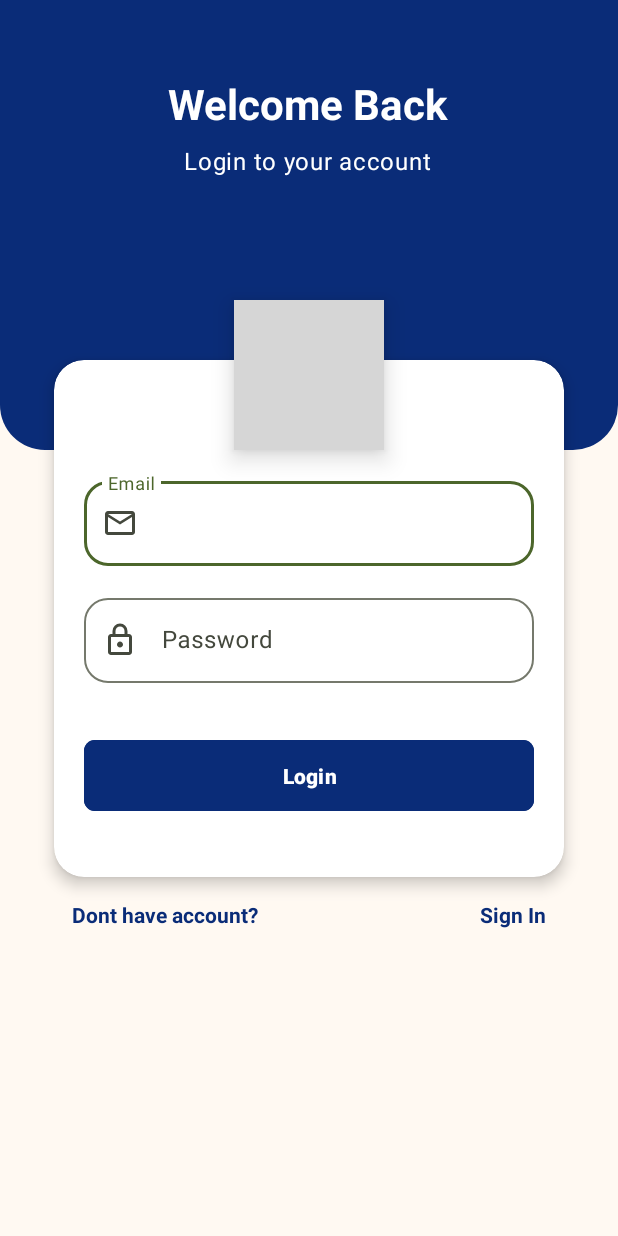
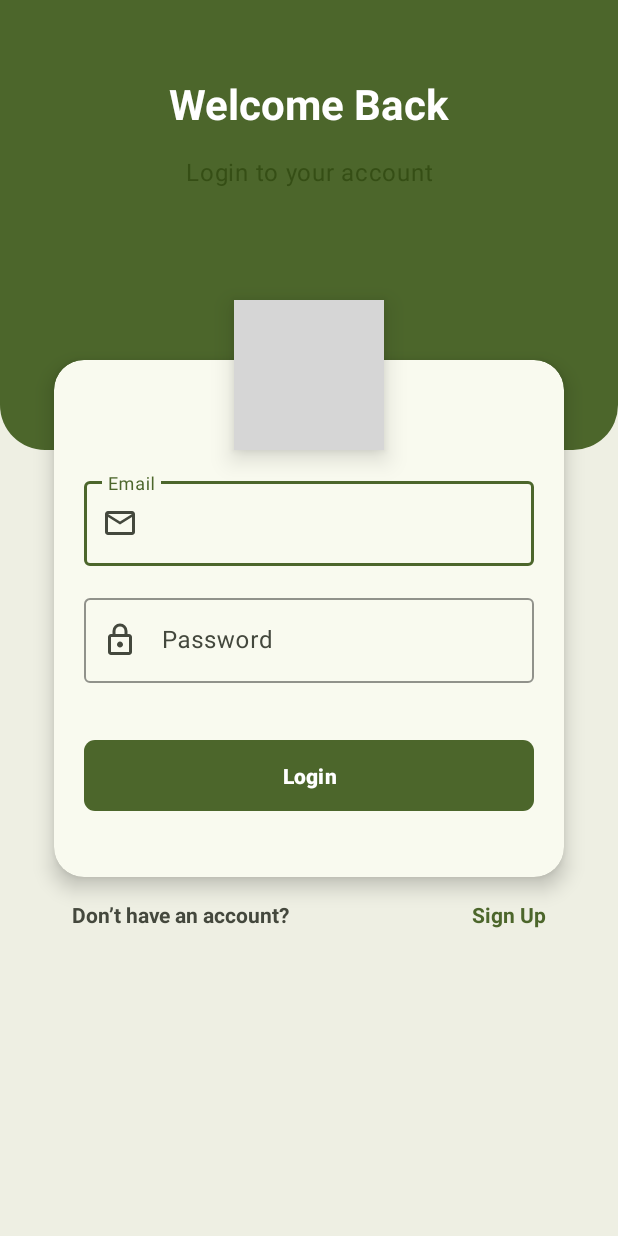
Before and after one commit to AdarshEZConnect/GatePassAndroid, an Android app: the screen it shows after launch (LoginActivity), on a phone screen of 412 x 824 dp. Run offline under Robolectric (Android 15) with nearby library versions, the phone set to English and light mode, and no system bars; Roboto replaces fonts that are not available here; grey boxes are pictures that could not be loaded.

Commit message:
update Release One2

```diff
--- a/app/src/main/res/layout/activity_login.xml
+++ b/app/src/main/res/layout/activity_login.xml
@@ -1,21 +1,23 @@
 <?xml version="1.0" encoding="utf-8"?>
 <androidx.constraintlayout.widget.ConstraintLayout xmlns:android="http://schemas.android.com/apk/res/android"
     xmlns:app="http://schemas.android.com/apk/res-auto"
+    android:id="@+id/login_main"
     android:layout_width="match_parent"
     android:layout_height="match_parent"
-    android:id="@+id/login_main"
-    android:background="#FFF9F2">
+    android:background="?attr/colorSurfaceContainer">
 
+    <!-- Top Background -->
     <View
         android:id="@+id/topBackground"
         android:layout_width="0dp"
         android:layout_height="300dp"
+        android:backgroundTint="?attr/colorPrimary"
         android:background="@drawable/bottom_round_shape"
         app:layout_constraintEnd_toEndOf="parent"
-        app:layout_constraintHorizontal_bias="0.0"
         app:layout_constraintStart_toStartOf="parent"
         app:layout_constraintTop_toTopOf="parent" />
 
+    <!-- Title -->
     <TextView
         android:id="@+id/textView"
         style="@style/TextAppearance.Material3.HeadlineMedium"
@@ -24,45 +26,46 @@
         android:layout_marginTop="50dp"
         android:fontFamily="@font/cabin"
         android:text="Welcome Back"
-        android:textColor="#FFFFFF"
+        android:textColor="?attr/colorOnPrimary"
         android:textStyle="bold"
         app:layout_constraintEnd_toEndOf="parent"
-        app:layout_constraintHorizontal_bias="0.497"
         app:layout_constraintStart_toStartOf="parent"
         app:layout_constraintTop_toTopOf="parent" />
 
+    <!-- Subtitle -->
     <TextView
-        style="@style/TextAppearance.Material3.BodyLarge"
         android:layout_width="wrap_content"
         android:layout_height="wrap_content"
+        style="@style/TextAppearance.Material3.BodyLarge"
         android:fontFamily="@font/eb_garamond"
         android:text="Login to your account"
-        android:textColor="#ffff"
+        android:textColor="?attr/colorOnPrimaryContainer"
         app:layout_constraintBottom_toTopOf="@+id/logo"
         app:layout_constraintEnd_toEndOf="parent"
-        app:layout_constraintHorizontal_bias="0.497"
         app:layout_constraintStart_toStartOf="parent"
-        app:layout_constraintTop_toBottomOf="@+id/textView"
-        app:layout_constraintVertical_bias="0.269" />
+        app:layout_constraintTop_toBottomOf="@id/textView" />
+
+    <!-- Login Card -->
     <androidx.cardview.widget.CardView
         android:id="@+id/cardContainer"
         android:layout_width="0dp"
         android:layout_height="wrap_content"
         android:layout_margin="36dp"
+        app:cardBackgroundColor="?attr/colorSurface"
         app:cardCornerRadius="20dp"
-        app:cardElevation="6dp"
-        app:layout_constraintBottom_toBottomOf="parent"
+        app:cardElevation="8dp"
         app:layout_constraintEnd_toEndOf="parent"
         app:layout_constraintStart_toStartOf="parent"
-        app:layout_constraintTop_toTopOf="parent">
+        app:layout_constraintTop_toTopOf="parent"
+        app:layout_constraintBottom_toBottomOf="parent">
 
         <LinearLayout
             android:layout_width="match_parent"
             android:layout_height="wrap_content"
             android:orientation="vertical"
-            android:paddingLeft="20dp"
-            android:paddingRight="20dp">
+            android:paddingHorizontal="20dp">
 
+            <!-- Email -->
             <com.google.android.material.textfield.TextInputLayout
                 android:layout_width="match_parent"
                 android:layout_height="wrap_content"
@@ -70,10 +73,7 @@
                 android:layout_marginBottom="16dp"
                 android:hint="Email"
                 app:boxBackgroundMode="outline"
-                app:boxCornerRadiusBottomEnd="16dp"
-                app:boxCornerRadiusBottomStart="16dp"
-                app:boxCornerRadiusTopEnd="16dp"
-                app:boxCornerRadiusTopStart="16dp"
+                app:boxStrokeColor="?attr/colorPrimary"
                 app:startIconDrawable="@drawable/mail_24px">
 
                 <com.google.android.material.textfield.TextInputEditText
@@ -82,6 +82,7 @@
                     android:layout_height="wrap_content"
                     android:inputType="textEmailAddress" />
             </com.google.android.material.textfield.TextInputLayout>
+
             <!-- Password -->
             <com.google.android.material.textfield.TextInputLayout
                 android:layout_width="match_parent"
@@ -89,10 +90,7 @@
                 android:layout_marginBottom="24dp"
                 android:hint="Password"
                 app:boxBackgroundMode="outline"
-                app:boxCornerRadiusBottomEnd="16dp"
-                app:boxCornerRadiusBottomStart="16dp"
-                app:boxCornerRadiusTopEnd="16dp"
-                app:boxCornerRadiusTopStart="16dp"
+                app:boxStrokeColor="?attr/colorPrimary"
                 app:startIconDrawable="@drawable/lock_24px">
 
                 <com.google.android.material.textfield.TextInputEditText
@@ -102,19 +100,18 @@
                     android:inputType="textPassword" />
             </com.google.android.material.textfield.TextInputLayout>
 
-            <!-- Submit Button -->
+            <!-- Login Button -->
             <com.google.android.material.button.MaterialButton
                 android:id="@+id/btn_login"
                 android:layout_width="match_parent"
                 android:layout_height="55dp"
                 android:layout_marginTop="10dp"
                 android:layout_marginBottom="40dp"
-                android:backgroundTint="#0A2C78"
                 android:text="Login"
-                android:textColor="@android:color/white"
+                android:textColor="?attr/colorOnPrimary"
                 android:textStyle="bold"
+                app:backgroundTint="?attr/colorPrimary"
                 app:cornerRadius="7dp" />
-
         </LinearLayout>
     </androidx.cardview.widget.CardView>
 
@@ -123,6 +120,7 @@
         android:id="@+id/logo"
         android:layout_width="100dp"
         android:layout_height="100dp"
+        android:backgroundTint="?attr/colorSurface"
         android:src="@drawable/logo"
         android:background="@drawable/circle_background"
         android:padding="10dp"
@@ -133,17 +131,14 @@
         app:layout_constraintEnd_toEndOf="parent"
         android:translationY="60dp" />
 
-    <!-- Step Indicator -->
-
-    <!-- Back Button -->
-
+    <!-- Bottom Text -->
     <TextView
         android:layout_width="wrap_content"
         android:layout_height="wrap_content"
         android:layout_marginStart="48dp"
         android:layout_marginTop="15dp"
-        android:text="Dont have account?"
-        android:textColor="#0A2C78"
+        android:text="Don’t have an account?"
+        android:textColor="?attr/colorOnSurfaceVariant"
         android:textStyle="bold"
         app:layout_constraintTop_toBottomOf="@+id/cardContainer"
         app:layout_constraintStart_toStartOf="parent" />
@@ -152,12 +147,11 @@
         android:id="@+id/tv_signup"
         android:layout_width="wrap_content"
         android:layout_height="wrap_content"
-        android:text="Sign In"
-        android:textColor="#0A2C78"
+        android:text="Sign Up"
+        android:textColor="?attr/colorPrimary"
         android:textStyle="bold"
         android:layout_marginEnd="48dp"
         android:layout_marginTop="15dp"
         app:layout_constraintTop_toBottomOf="@+id/cardContainer"
-        app:layout_constraintEnd_toEndOf="parent"/>
-
+        app:layout_constraintEnd_toEndOf="parent" />
 </androidx.constraintlayout.widget.ConstraintLayout>
```
